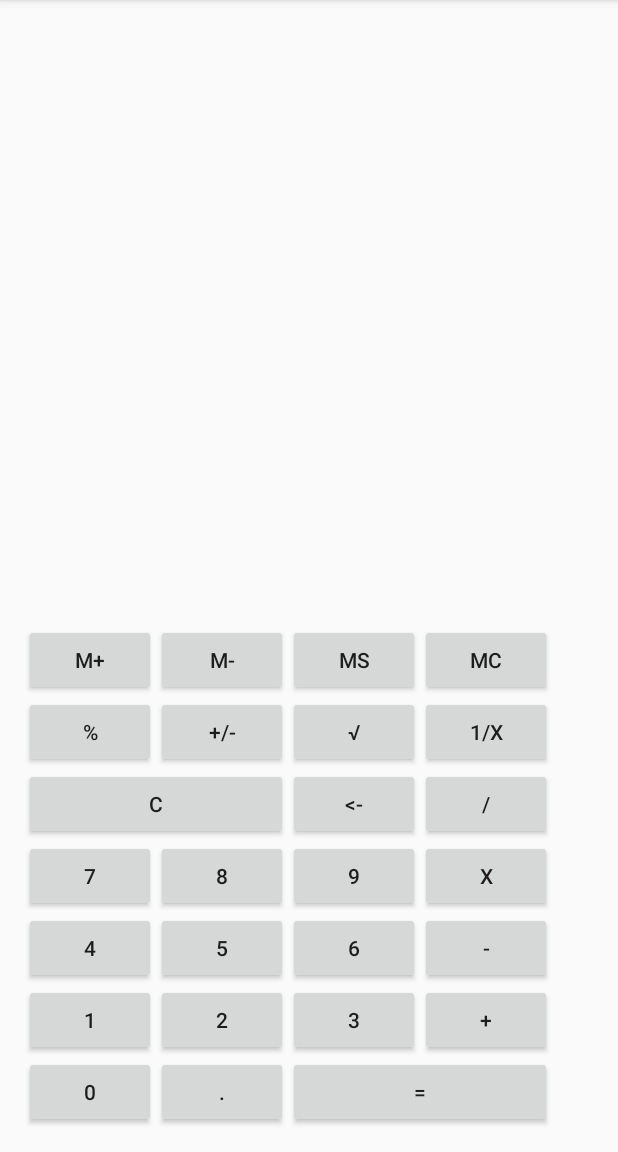
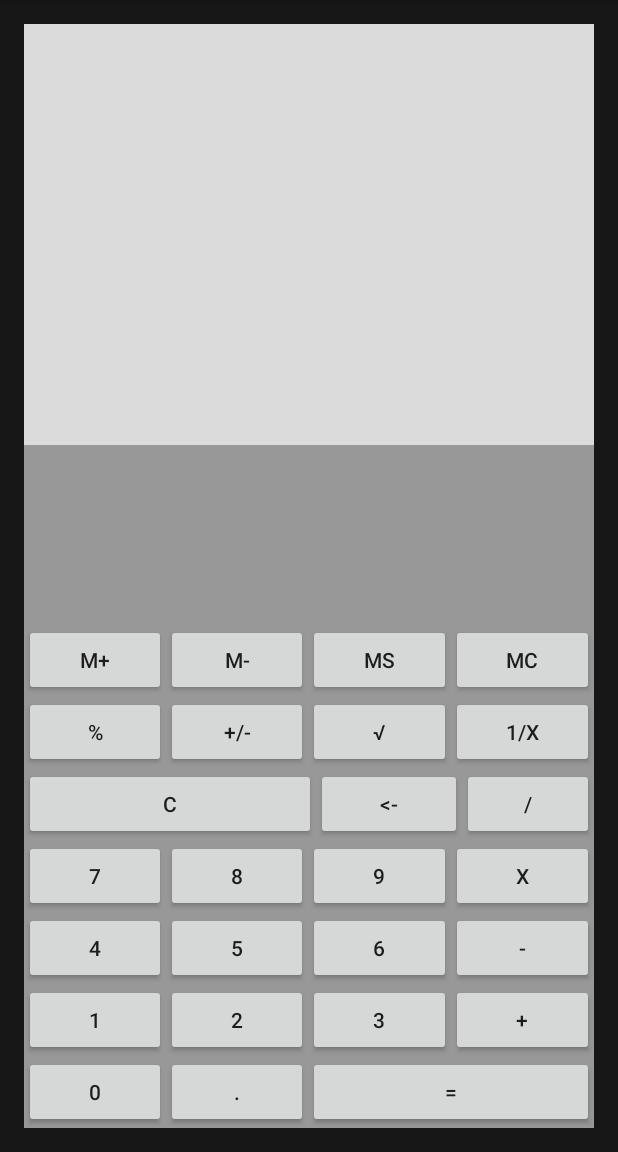
Before and after one commit to HelderFSFerreira/CalculadoraIHM, an Android app: the MainActivity screen opened directly, with no data from a screen before it, on a phone screen of 412 x 824 dp, the part 84-1236 px from its top. Run offline under Robolectric (Android 15) with nearby library versions, the phone set to English and light mode, and no system bars.

Commit message:
Atualização do layout e adição do som nas teclas

```diff
--- a/app/src/main/java/com/example/helde/calculadoraihm/MainActivity.java
+++ b/app/src/main/java/com/example/helde/calculadoraihm/MainActivity.java
@@ -1,5 +1,6 @@
 package com.example.helde.calculadoraihm;
 
+import android.media.MediaPlayer;
 import android.support.v7.app.AppCompatActivity;
 import android.os.Bundle;
 import android.view.View;
@@ -20,6 +21,7 @@ public class MainActivity extends AppCompatActivity implements View.OnClickListe
         setContentView(R.layout.activity_main);
 
 
+
         Display1 = (EditText) findViewById(R.id.eText1);
         Display2 = (EditText) findViewById(R.id.eText2);
 
@@ -37,6 +39,8 @@ public class MainActivity extends AppCompatActivity implements View.OnClickListe
 
     @Override
     public void onClick(View view) {
+        MediaPlayer mp;
+
         switch (view.getId()) {
             case R.id.btnSoma:
                 adicionaOperacao("+");
@@ -98,6 +102,8 @@ public class MainActivity extends AppCompatActivity implements View.OnClickListe
             default:
                 String numero = ((Button) view).getText().toString();
                 adicionaNumero(numero);
+                mp = MediaPlayer.create(this,R.raw.click);
+                mp.start();
                 break;
         }
         penultimobotao(view);
--- a/app/src/main/res/layout-land/activity_main.xml
+++ b/app/src/main/res/layout-land/activity_main.xml
@@ -2,12 +2,14 @@
 <LinearLayout xmlns:android="http://schemas.android.com/apk/res/android"
     android:orientation="vertical"
     android:layout_width="match_parent"
-    android:layout_height="match_parent">
+    android:layout_height="match_parent"
+    android:background="#171717">
 
     <LinearLayout
         android:layout_width="match_parent"
         android:layout_height="wrap_content"
-        android:layout_weight="1">
+        android:layout_weight="1"
+        android:background="#dbdbdb">
 
         <EditText
             android:layout_width="match_parent"
@@ -18,6 +20,7 @@
             android:background="@android:color/transparent"
             android:textColor="#5b5b5b"
             android:textStyle="bold"
+            android:textSize="45dp"
             />
         <EditText
             android:layout_width="match_parent"
@@ -28,14 +31,16 @@
             android:background="@android:color/transparent"
             android:gravity="right"
             android:textColor="#5b5b5b"
-            android:textStyle="bold"/>
+            android:textStyle="bold"
+            android:textSize="45dp"/>
 
     </LinearLayout>
     <TableLayout
         android:layout_width="match_parent"
         android:layout_height="wrap_content"
         android:layout_weight="0.6"
-        android:gravity="bottom">
+        android:gravity="bottom"
+        android:background="#989898">
 
         <TableRow>
             <Button android:id="@+id/btnSin"
--- a/app/src/main/res/layout/activity_main.xml
+++ b/app/src/main/res/layout/activity_main.xml
@@ -8,14 +8,15 @@
     android:paddingRight="@dimen/activity_horizontal_margin"
     android:paddingTop="@dimen/activity_vertical_margin"
     tools:context="com.example.helde.calculadoraihm.MainActivity"
-    android:orientation="vertical">
+    android:orientation="vertical"
+    android:background="#171717">
 
     <LinearLayout
         android:layout_width="match_parent"
         android:layout_height="wrap_content"
-        android:layout_weight="0.5
-        "
-        android:orientation="vertical">
+        android:layout_weight="0.5"
+        android:orientation="vertical"
+        android:background="#dbdbdb">
 
         <EditText
             android:layout_width="match_parent"
@@ -47,10 +48,11 @@
 
     </LinearLayout>
     <TableLayout
-        android:layout_width="wrap_content"
+        android:layout_width="match_parent"
         android:layout_height="wrap_content"
         android:layout_weight="0.5"
-        android:gravity="bottom">
+        android:gravity="bottom"
+        android:background="#989898">
 
         <TableRow
             android:layout_width="match_parent">
```
Also changed, not shown: 1 other file.
